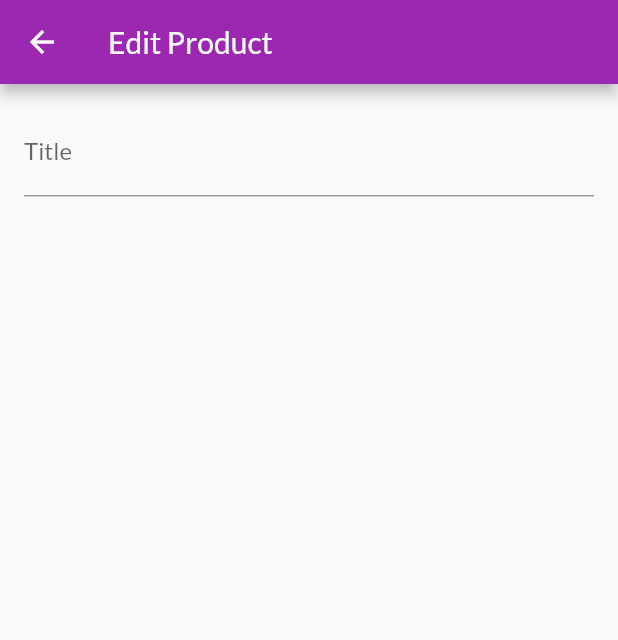
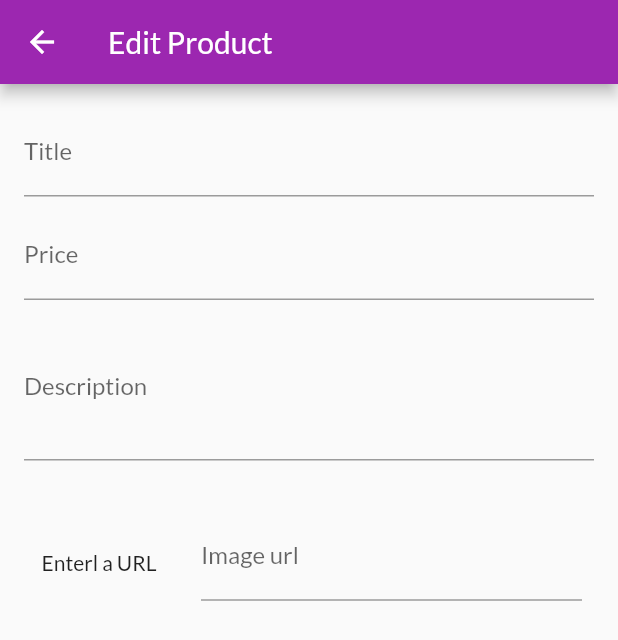
Before and after one commit to daveborka/FlutterShopLP, a Flutter app: the EditProductScreen screen opened by its route, on a phone screen of 412 x 824 dp. Shown: the top 640 px of the screen. Run offline on Flutter 3.47's test engine with Material 2 defaults, Android fonts, the phone set to English and light mode, and no system bars; network calls fail.

Commit message:
Adding new product form elements

```diff
--- a/flutter_shop_app/lib/screens/edit_product_screen.dart
+++ b/flutter_shop_app/lib/screens/edit_product_screen.dart
@@ -1,5 +1,4 @@
 import 'package:flutter/material.dart';
-import 'package:flutter/services.dart';
 
 class EditProductScreen extends StatefulWidget {
   static String routeName = "/edit-product";
@@ -8,6 +7,34 @@ class EditProductScreen extends StatefulWidget {
 }
 
 class _EditProductScreenState extends State<EditProductScreen> {
+  final _priceFocusNode = FocusNode();
+  final _descriptionFocusNode = FocusNode();
+  final _imageUrlTextController = TextEditingController();
+  final _imageFocusNode = FocusNode();
+  @override
+  void dispose() {
+    // TODO: implement dispose
+    _imageFocusNode.removeListener(updateImageUrl);
+    _descriptionFocusNode.dispose();
+    _priceFocusNode.dispose();
+    _imageUrlTextController.dispose();
+    _imageFocusNode.dispose();
+    super.dispose();
+  }
+
+  @override
+  void initState() {
+    _imageFocusNode.addListener(updateImageUrl);
+    // TODO: implement initState
+    super.initState();
+  }
+
+  void updateImageUrl() {
+    if (!_imageFocusNode.hasFocus) {
+      setState(() {});
+    }
+  }
+
   @override
   Widget build(BuildContext context) {
     return Scaffold(
@@ -22,6 +49,64 @@ class _EditProductScreenState extends State<EditProductScreen> {
             TextFormField(
               decoration: InputDecoration(labelText: 'Title'),
               textInputAction: TextInputAction.next,
+              onFieldSubmitted: (_) {
+                FocusScope.of(context).requestFocus(_priceFocusNode);
+              },
+            ),
+            SizedBox(
+              height: 10,
+            ),
+            TextFormField(
+              decoration: InputDecoration(labelText: 'Price'),
+              textInputAction: TextInputAction.next,
+              keyboardType: TextInputType.number,
+              focusNode: _priceFocusNode,
+              onFieldSubmitted: (_) {
+                FocusScope.of(context).requestFocus(_descriptionFocusNode);
+              },
+            ),
+            SizedBox(
+              height: 10,
+            ),
+            TextFormField(
+              decoration: InputDecoration(labelText: 'Description'),
+              maxLines: 3,
+              keyboardType: TextInputType.multiline,
+              focusNode: _descriptionFocusNode,
+            ),
+            SizedBox(
+              height: 10,
+            ),
+            Row(
+              children: [
+                Container(
+                  alignment: Alignment.center,
+                  child: _imageUrlTextController.text.isEmpty
+                      ? Text('Enterl a URL')
+                      : FittedBox(
+                          child: Image.network(_imageUrlTextController.text),
+                          fit: BoxFit.fill,
+                        ),
+                  width: 100,
+                  height: 100,
+                  margin: EdgeInsets.only(top: 8, right: 10),
+                ),
+                Expanded(
+                  child: Container(
+                    margin: const EdgeInsets.all(8.0),
+                    child: TextFormField(
+                      decoration: InputDecoration(labelText: 'Image url'),
+                      keyboardType: TextInputType.url,
+                      textInputAction: TextInputAction.done,
+                      controller: _imageUrlTextController,
+                      onEditingComplete: () {
+                        setState(() {});
+                      },
+                      focusNode: _imageFocusNode,
+                    ),
+                  ),
+                ),
+              ],
             ),
           ],
         )),
```
